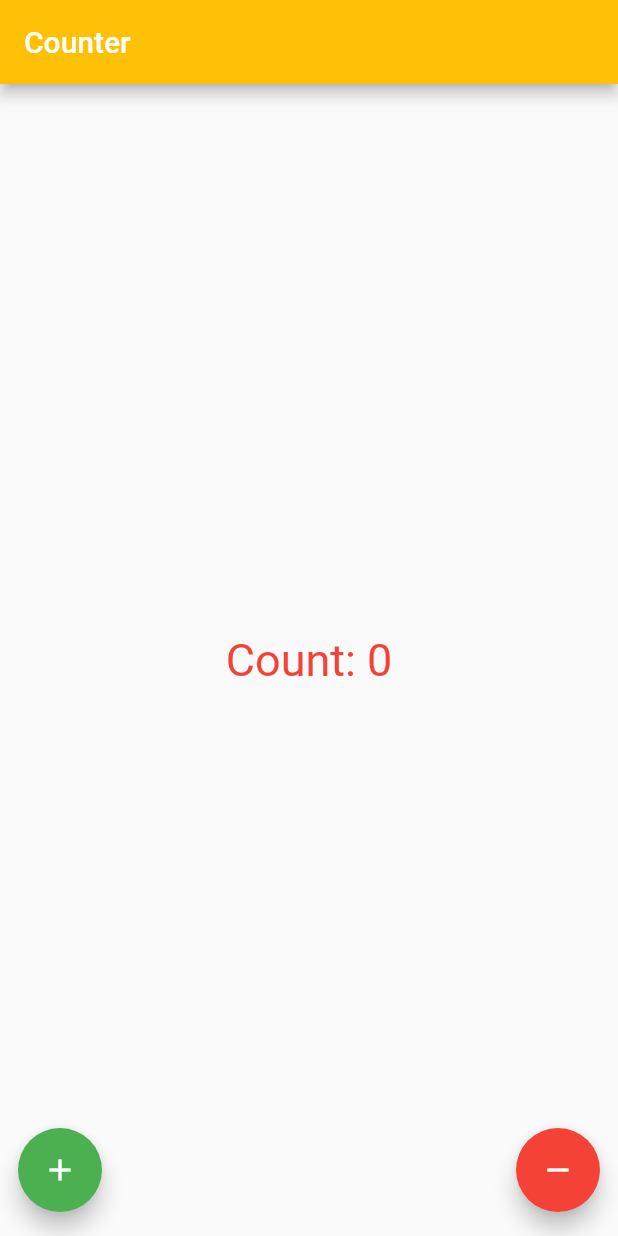
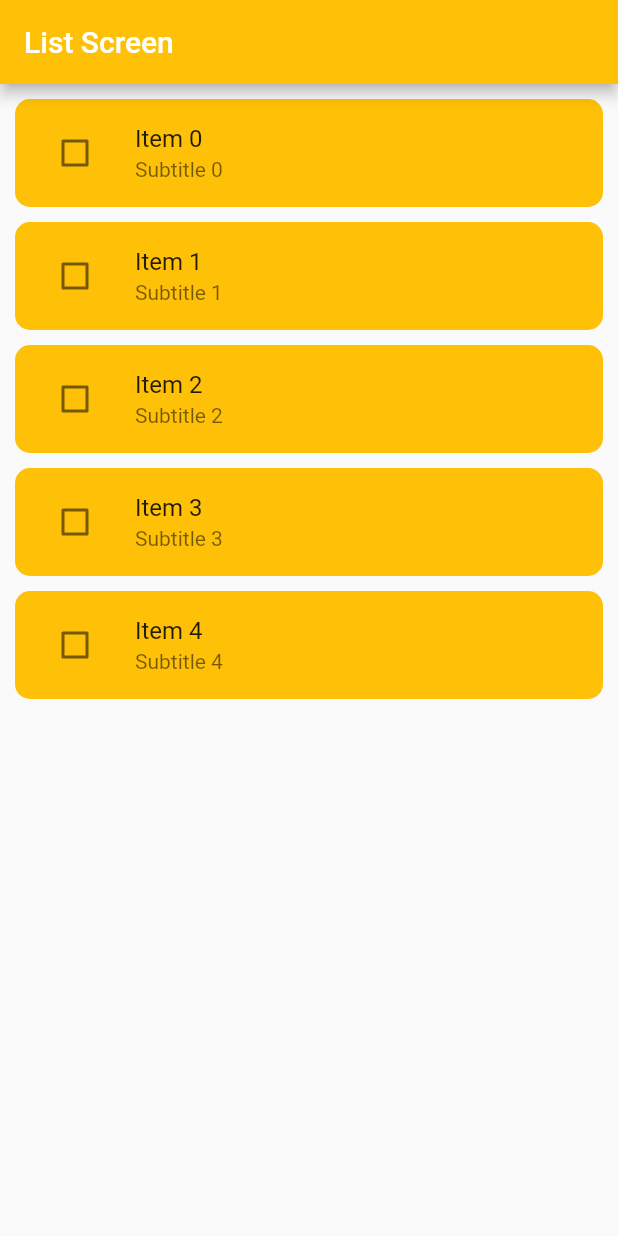
Before and after one commit to Lurchfresser/learn_flutter_1_udemy, a Flutter app: the screen it shows after launch, on a phone screen of 412 x 824 dp. Run offline on Flutter 3.47's test engine with Material 2 defaults, Android fonts, the phone set to English and light mode, and no system bars.

Commit message:
added list screen (video 58)

```diff
--- a/lib/main.dart
+++ b/lib/main.dart
@@ -1,6 +1,5 @@
 import 'package:flutter/material.dart';
-import 'package:learn_flutter_1/presentation/counter/counter_screen.dart';
-import 'package:learn_flutter_1/presentation/widget_examples/widget_examples_screen.dart';
+import 'package:learn_flutter_1/presentation/list/list_screen.dart';
 
 void main() {
   runApp(const MainApp());
@@ -16,6 +15,6 @@ class MainApp extends StatelessWidget {
             appBarTheme: const AppBarTheme(
           backgroundColor: Colors.amber,
         )),
-        home: const CounterScreen());
+        home: ListScreen());
   }
 }
--- /dev/null
+++ b/lib/presentation/list/list_screen.dart
@@ -0,0 +1,36 @@
+import 'package:flutter/material.dart';
+import 'package:learn_flutter_1/presentation/list/widgets/list_item.dart';
+
+class ListScreen extends StatelessWidget {
+  const ListScreen({super.key});
+
+  static const List<String> items = [
+    'Item 1',
+    'Item 2',
+    'Item 3',
+    'Item 4',
+    'Item 5',
+  ];
+
+  @override
+  Widget build(BuildContext context) {
+    return Scaffold(
+      appBar: AppBar(
+        title: const Text('List Screen'),
+      ),
+      body: Padding(
+        padding: const EdgeInsets.all(10.0),
+        child: ListView.separated(
+          physics: const BouncingScrollPhysics(),
+          itemCount: items.length,
+          separatorBuilder: (BuildContext context, int index) => const SizedBox(
+            height: 10,
+          ),
+          itemBuilder: (BuildContext context, int index) {
+            return ListItem(title: "Item $index", subtitle: "Subtitle $index");
+          },
+        ),
+      ),
+    );
+  }
+}
--- /dev/null
+++ b/lib/presentation/list/widgets/list_item.dart
@@ -0,0 +1,37 @@
+import 'package:flutter/material.dart';
+
+class ListItem extends StatefulWidget {
+  final String title;
+  final String subtitle;
+
+  const ListItem({super.key, required this.title, required this.subtitle});
+
+  @override
+  State<ListItem> createState() => _ListItemState();
+}
+
+class _ListItemState extends State<ListItem> {
+  bool isChecked = false;
+
+  @override
+  Widget build(BuildContext context) {
+    return Container(
+              decoration: BoxDecoration(
+                color: Colors.amber,
+                borderRadius: BorderRadius.circular(10),
+              ),
+              child: ListTile(
+                title: Text(widget.title),
+                subtitle: Text(widget.subtitle),
+                leading: Checkbox(
+                  value: isChecked,
+                  onChanged: (value) {
+                    setState(() {
+                      isChecked = value ?? false;
+                    });
+                  },
+                )
+              ),
+            );
+  }
+}
```
